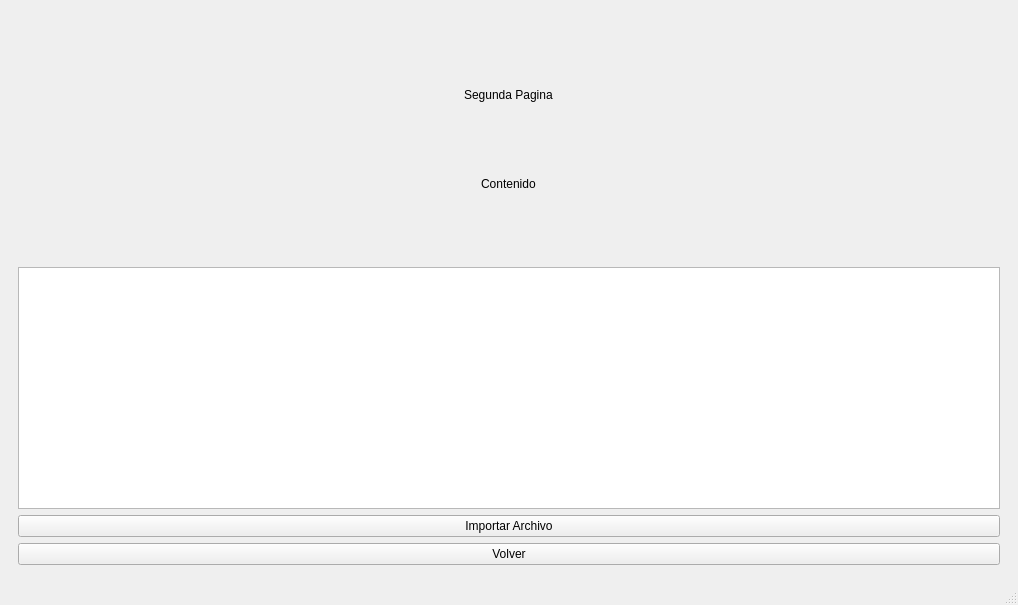
The window that mainwindow.ui (gustalbert11/Time-Tabling) describes before a commit, drawn with Qt 5.
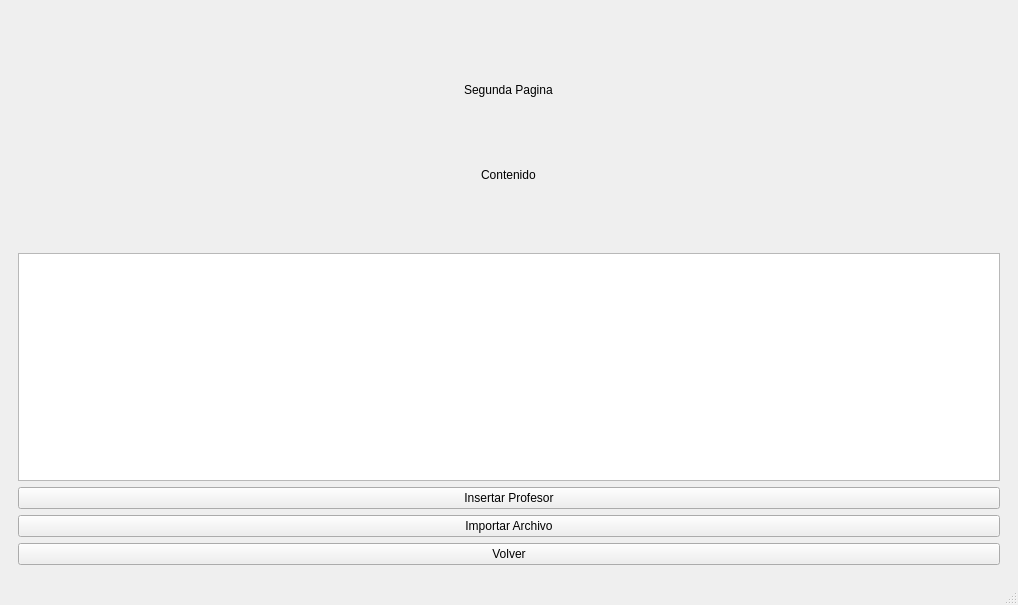
The same window after the commit.

Commit message: creating insertion prof

```diff
--- a/mainwindow.ui
+++ b/mainwindow.ui
@@ -143,6 +143,13 @@
         <item>
          <widget class="QTableWidget" name="tableInfo"/>
         </item>
+        <item>
+         <widget class="QPushButton" name="insertProfButton">
+          <property name="text">
+           <string>Insertar Profesor</string>
+          </property>
+         </widget>
+        </item>
         <item>
          <widget class="QPushButton" name="importButton">
           <property name="text">
```
Left out of the diff: 21 changed lines with no effect on the pictures. The commit also changes 7 other files.
